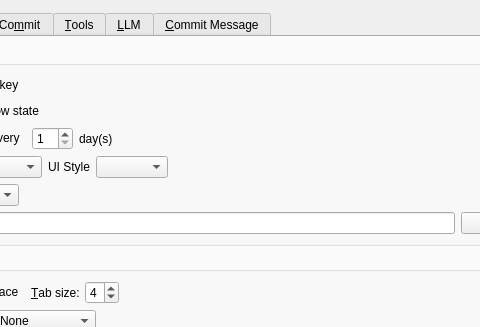
This is qgitc/preferences.ui in timxx/qgitc as Qt 5 draws it before an edit; both pictures show x 146 to 626 and y 0 to 327 of the 721 by 436 pixel window. The edited form follows.
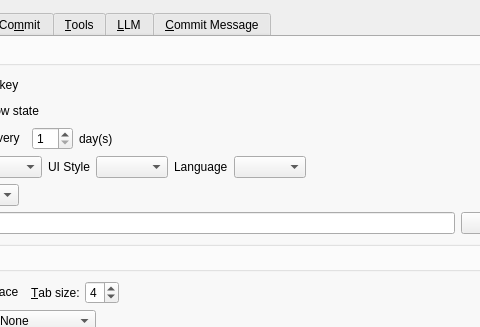
This is the edited form. The open tabs and pages were chosen to show the change. Custom widgets are drawn as their Qt base class.

Commit message: Allow switching languages from the preferences dialog

```diff
--- a/qgitc/preferences.ui
+++ b/qgitc/preferences.ui
@@ -107,6 +107,23 @@
             <item>
              <widget class="QComboBox" name="cbStyle"/>
             </item>
+            <item>
+             <widget class="QLabel" name="label_6">
+              <property name="toolTip">
+               <string/>
+              </property>
+              <property name="text">
+               <string>Language</string>
+              </property>
+             </widget>
+            </item>
+            <item>
+             <widget class="QComboBox" name="cbLanguage">
+              <property name="toolTip">
+               <string>Restart required</string>
+              </property>
+             </widget>
+            </item>
             <item>
              <spacer name="horizontalSpacer_9">
               <property name="orientation">
```
Left out of the diff: 2 changed lines with no effect on the pictures. The commit also changes 3 other files.
